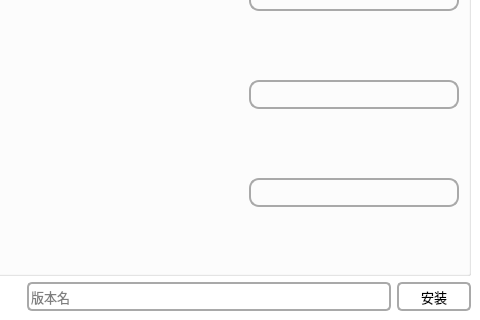
David-xian66/Minecraft-Optimal-Starter_2, file UI/UI/MOS_UI.ui: the form before one commit; both pictures show x 520 to 1000 and y 263 to 583 of the 1000 by 583 pixel window.
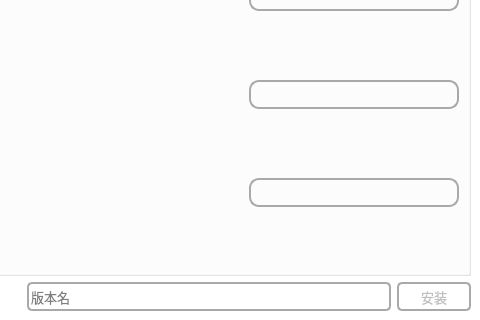
The form after the commit. The open tabs and pages were chosen to show the change. Icons and pictures are not drawn.

Commit message: 完善+改bug+正在写游戏下载

```diff
--- a/UI/UI/MOS_UI.ui
+++ b/UI/UI/MOS_UI.ui
@@ -2525,6 +2525,9 @@
            <layout class="QGridLayout" name="gridLayout_26">
             <item row="1" column="2">
              <widget class="QPushButton" name="pushButton_2">
+              <property name="enabled">
+               <bool>false</bool>
+              </property>
               <property name="styleSheet">
                <string notr="true">font-size: 13px;</string>
               </property>
```
The commit also changes 1 other file.
